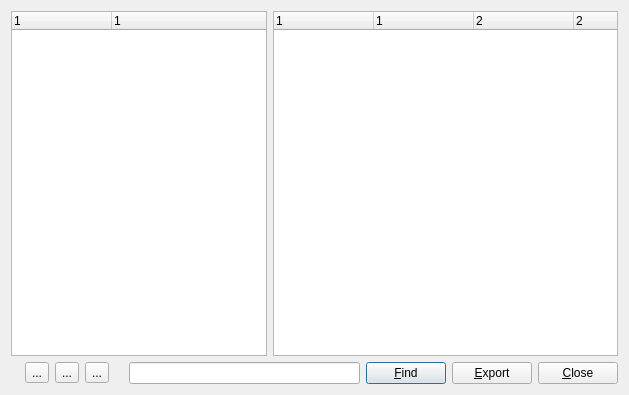
Old version of the form main/synapse-im/src/historydlgui.ui in the repository BackupTheBerlios/synapse-xmpp-svn.
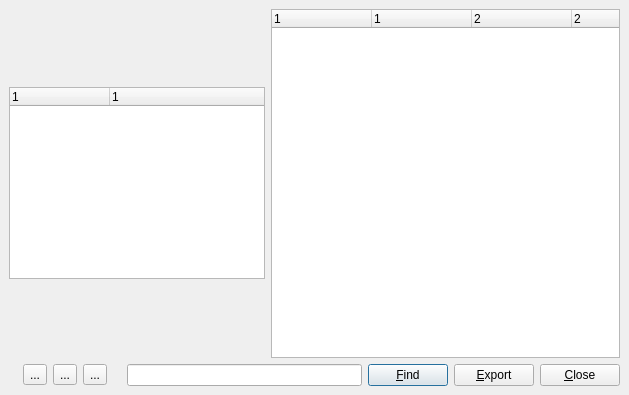
New version of the form. Icons and pictures are not drawn.

Commit message: HistoryDlgUI tune up.

What changed in the file:
```diff
--- a/main/synapse-im/src/historydlgui.ui
+++ b/main/synapse-im/src/historydlgui.ui
@@ -13,12 +13,26 @@
    <string>Dialog</string>
   </property>
   <layout class="QVBoxLayout" >
+   <property name="margin" >
+    <number>9</number>
+   </property>
+   <property name="spacing" >
+    <number>6</number>
+   </property>
    <item>
     <layout class="QHBoxLayout" >
+     <property name="margin" >
+      <number>0</number>
+     </property>
+     <property name="spacing" >
+      <number>6</number>
+     </property>
      <item>
       <widget class="QTreeWidget" name="DateTree" >
        <property name="sizePolicy" >
-        <sizepolicy vsizetype="Expanding" hsizetype="Fixed" >
+        <sizepolicy>
+         <hsizetype>0</hsizetype>
+         <vsizetype>4</vsizetype>
          <horstretch>0</horstretch>
          <verstretch>0</verstretch>
         </sizepolicy>
@@ -99,6 +113,12 @@
    </item>
    <item>
     <layout class="QHBoxLayout" >
+     <property name="margin" >
+      <number>0</number>
+     </property>
+     <property name="spacing" >
+      <number>6</number>
+     </property>
      <item>
       <spacer>
        <property name="orientation" >
```
